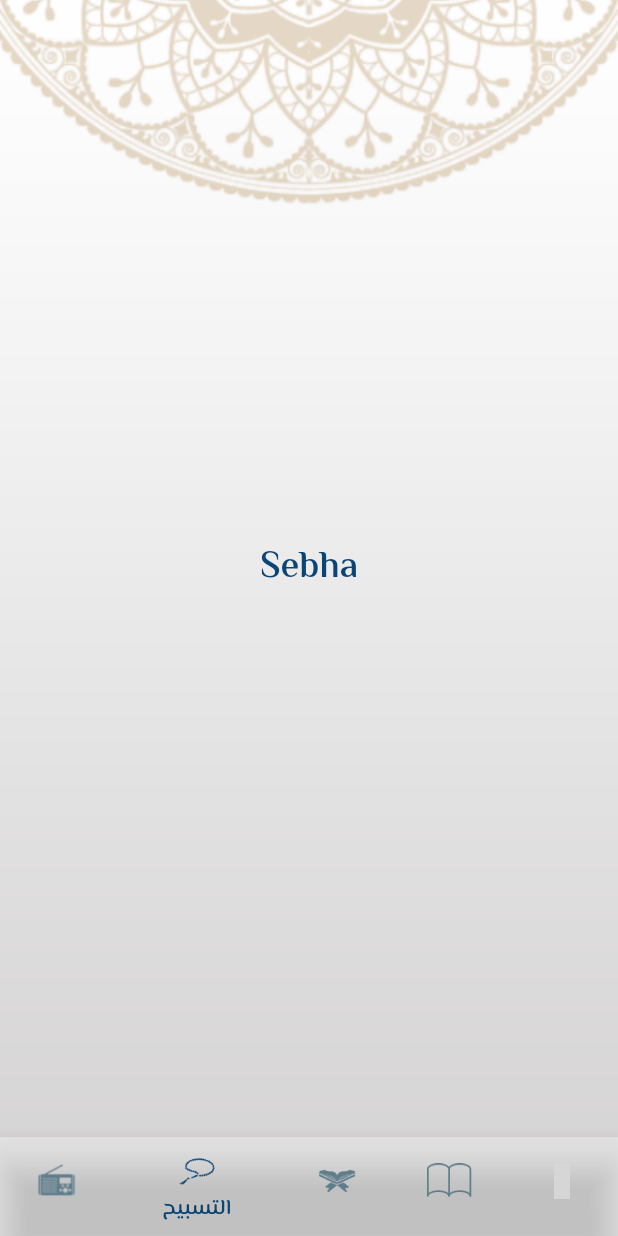
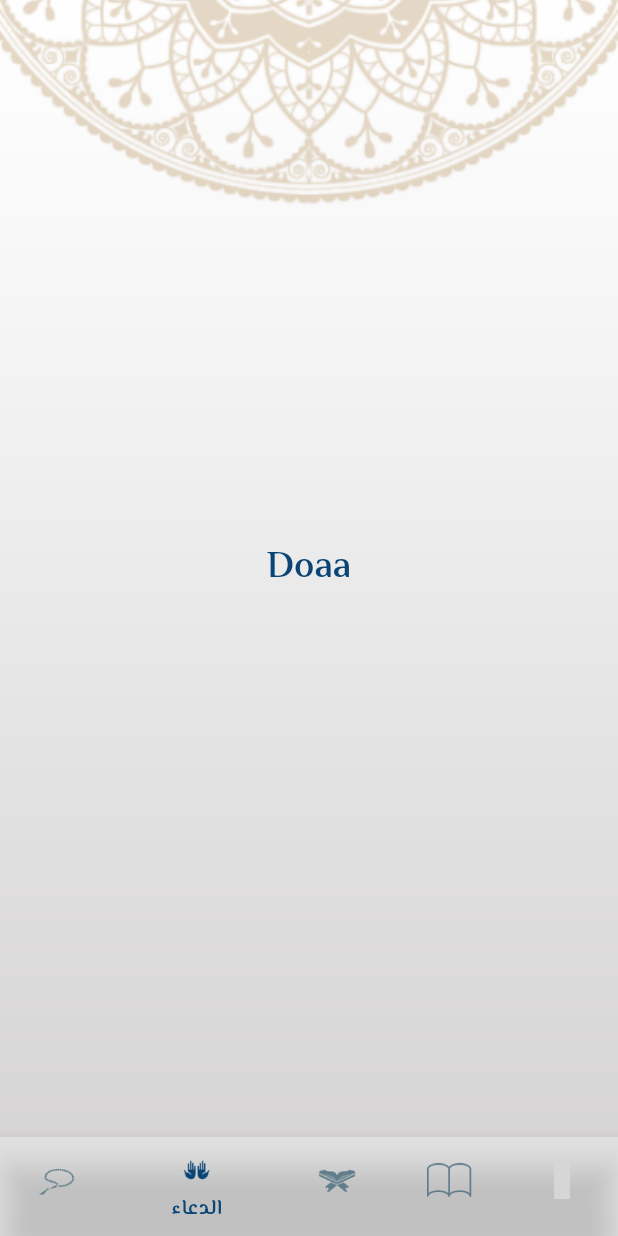
Before and after one commit to MoShehata7920/ana_muslim, a Flutter app: the screen it shows after launch, item 2 of the bottom bar chosen, on a phone screen of 412 x 824 dp. Run offline on Flutter 3.47's test engine with Material 2 defaults, Android fonts, the phone set to English and light mode, and no system bars; our stand-ins replace flutter_animate, flutter_iconly, google_fonts, lottie, shared_preferences; missing offline and left inert: quran; grey boxes are pictures that could not be loaded.

Commit message:
replace radio with doaa

```diff
--- a/lib/resources/assets_manager.dart
+++ b/lib/resources/assets_manager.dart
@@ -4,13 +4,13 @@ const String jsonPath = 'assets/json';
 class ImageAssets {
   static const String quranIcon = "$imagePath/main_icon.png";
   static const String ahadeth = "$imagePath/ahadeth.png";
+  static const String doaa = "$imagePath/doaa.png";
+  static const String doaaIcon = "$imagePath/doaa_icon.png";
   static const String darkBackground = "$imagePath/dark_bg.png";
   static const String hadethIcon = "$imagePath/hadeth_icon.png";
   static const String headOfSebha = "$imagePath/head_of_sebha.png";
   static const String mainBackground = "$imagePath/main_bg.png";
   static const String mushaf = "$imagePath/mushaf.png";
-  static const String radioIcon = "$imagePath/radio_icon.png";
-  static const String radio = "$imagePath/radio.png";
   static const String sebhaIcon = "$imagePath/sebha_icon.png";
   static const String sebha = "$imagePath/sebha.png";
   static const String ayahNumber = "$imagePath/nomor-surah.png";
--- a/lib/resources/strings_manager.dart
+++ b/lib/resources/strings_manager.dart
@@ -9,7 +9,7 @@ class AppStrings {
 
   // Home Screen
   static const String anaMuslim = "Ana Muslim";
-  static const String radio = "الراديو";
+  static const String doaa = "الدعاء";
   static const String tasbeh = "التسبيح";
   static const String quran = "القرآن";
   static const String quranElKareem = "القرآن الكريم";
--- /dev/null
+++ b/lib/screens/doaa/doaa_screen.dart
@@ -0,0 +1,10 @@
+import 'package:flutter/material.dart';
+
+class DoaaScreen extends StatelessWidget {
+  const DoaaScreen({super.key});
+
+  @override
+  Widget build(BuildContext context) {
+    return const Center(child: Text("Doaa"));
+  }
+}
--- a/lib/screens/home/home_screen.dart
+++ b/lib/screens/home/home_screen.dart
@@ -5,7 +5,7 @@ import 'package:ana_muslim/service/utils.dart';
 import 'package:flutter/material.dart';
 import 'package:ana_muslim/screens/ahadeth/ahadeth_screen.dart';
 import 'package:ana_muslim/screens/quran/quran_screen.dart';
-import 'package:ana_muslim/screens/radio/radio_screen.dart';
+import 'package:ana_muslim/screens/doaa/doaa_screen.dart';
 import 'package:ana_muslim/screens/sebha/sebha_screen.dart';
 import 'package:ana_muslim/screens/settings/settings_screen.dart';
 
@@ -33,8 +33,8 @@ class _HomeScreenState extends State<HomeScreen> {
   }
 
   final List<Widget> _screens = [
-    const RadioScreen(),
     const SebhaScreen(),
+    const DoaaScreen(),
     QuranScreen(),
     const AhadethScreen(),
     const SettingsScreen()
@@ -73,18 +73,18 @@ class _HomeScreenState extends State<HomeScreen> {
     return [
       BottomNavigationBarItem(
         icon: const ImageIcon(
-          AssetImage(ImageAssets.radio),
+          AssetImage(ImageAssets.sebha),
           size: 30,
         ),
-        label: AppStrings.radio,
+        label: AppStrings.tasbeh,
         backgroundColor: bottomNavBarColor,
       ),
       BottomNavigationBarItem(
         icon: const ImageIcon(
-          AssetImage(ImageAssets.sebha),
+          AssetImage(ImageAssets.doaa),
           size: 30,
         ),
-        label: AppStrings.tasbeh,
+        label: AppStrings.doaa,
         backgroundColor: bottomNavBarColor,
       ),
       BottomNavigationBarItem(
--- a/lib/screens/radio/radio_screen.dart
+++ /dev/null
@@ -1,12 +0,0 @@
-import 'package:flutter/material.dart';
-
-class RadioScreen extends StatelessWidget {
-  const RadioScreen({super.key});
-
-  @override
-  Widget build(BuildContext context) {
-    return const Center(
-      child:Text("Radio")
-    );
-  }
-}
```
Also changed, not shown: assets/images/2.0x/doaa@2x.png (added), assets/images/2.0x/doaa_icon@2x.png (added), assets/images/2.0x/radio@2x.png (deleted), assets/images/2.0x/radio_icon@2x.png (deleted), assets/images/3.0x/doaa@3x.png (added), assets/images/3.0x/doaa_icon@3x.png (added), assets/images/3.0x/radio@3x.png (deleted), assets/images/3.0x/radio_icon@3x.png (deleted), assets/images/doaa.png (added), assets/images/doaa_icon.png (added), assets/images/radio.png (deleted), assets/images/radio_icon.png (deleted).
